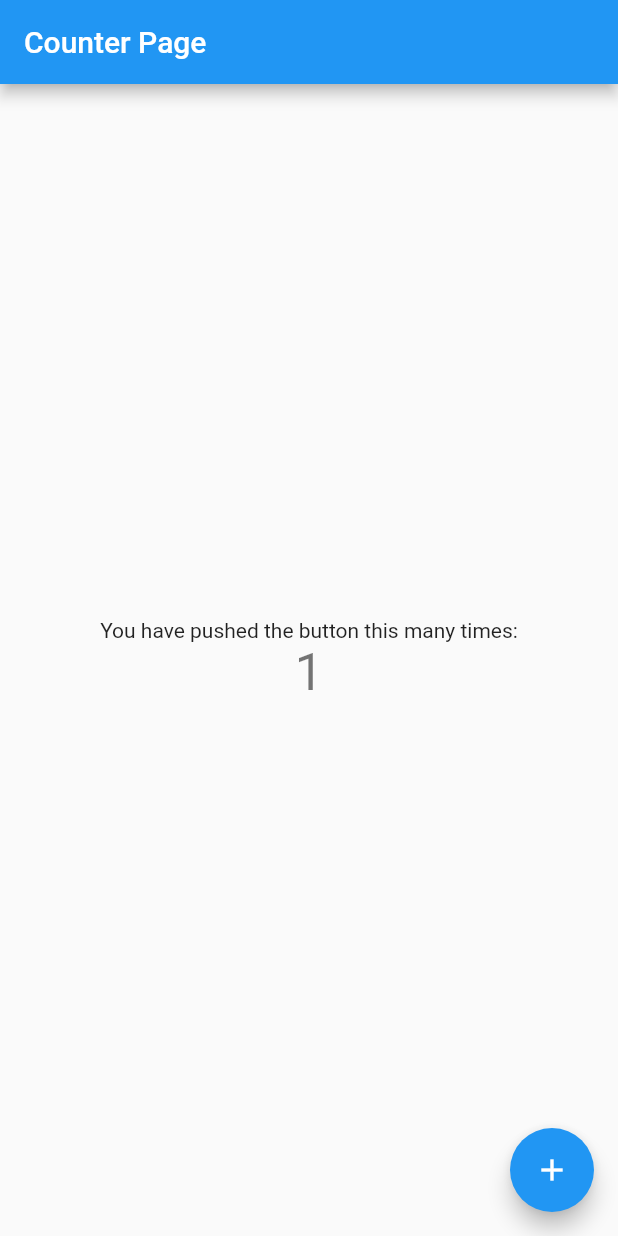
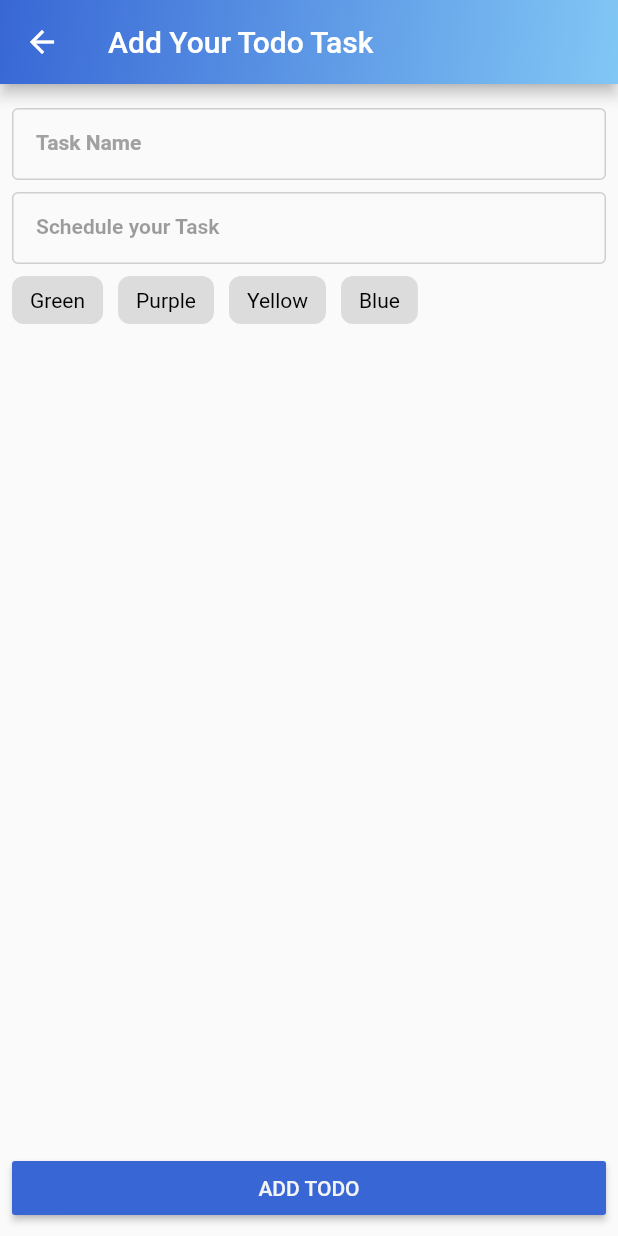
Before and after one commit to fwidjaya20/flutter-state-management, a Flutter app: the screen it shows after launch, after a tap on the "add" icon, on a phone screen of 412 x 824 dp. Run offline on Flutter 3.47's test engine with Material 2 defaults, Android fonts, the phone set to English and light mode, and no system bars; drawn by our look-alikes of chips_choice; our stand-ins replace gradient_app_bar; statements that could not run were skipped.

Commit message:
adding add todo form

```diff
--- a/flutter-redux/lib/app.dart
+++ b/flutter-redux/lib/app.dart
@@ -12,7 +12,7 @@ class MyApp extends StatelessWidget {
         primarySwatch: Colors.blue,
         visualDensity: VisualDensity.adaptivePlatformDensity,
       ),
-      initialRoute: RoutePath.COUNTER_PAGE,
+      initialRoute: RoutePath.TODO_PAGE,
       onGenerateRoute: AppRouter.generateRoute,
       onUnknownRoute: AppRouter.unknownRoute,
     );
--- /dev/null
+++ b/flutter-redux/lib/cores/colors/CustomColor.dart
@@ -0,0 +1,57 @@
+import 'package:flutter/material.dart';
+
+class CustomColors {
+  static const Color GreyBackground = Color.fromRGBO(249, 252, 255, 1);
+  static const Color GreyBorder = Color.fromRGBO(207, 207, 207, 1);
+
+  static const Color GreenLight = Color.fromRGBO(93, 230, 26, 1);
+  static const Color GreenDark = Color.fromRGBO(57, 170, 2, 1);
+  static const Color GreenIcon = Color.fromRGBO(30, 209, 2, 1);
+  static const Color GreenAccent = Color.fromRGBO(30, 209, 2, 1);
+  static const Color GreenShadow = Color.fromRGBO(30, 209, 2, 0.24); // 24%
+  static const Color GreenBackground = Color.fromRGBO(181, 255, 155, 0.36); // 36%
+
+  static const Color OrangeIcon = Color.fromRGBO(236, 108, 11, 1);
+  static const Color OrangeBackground = Color.fromRGBO(255, 208, 155, 0.36); // 36%
+
+  static const Color PurpleLight = Color.fromRGBO(248, 87, 195, 1);
+  static const Color PurpleDark = Color.fromRGBO(224, 19, 156, 1);
+  static const Color PurpleIcon = Color.fromRGBO(209, 2, 99, 1);
+  static const Color PurpleAccent = Color.fromRGBO(209, 2, 99, 1);
+  static const Color PurpleShadow = Color.fromRGBO(209, 2, 99, 0.27); // 27%
+  static const Color PurpleBackground = Color.fromRGBO(255, 155, 205, 0.36); // 36%
+
+  static const Color DeeppurlpleIcon = Color.fromRGBO(191, 0, 128, 1);
+  static const Color DeeppurlpleBackground = Color.fromRGBO(245, 155, 255, 0.36); // 36%
+
+  static const Color BlueLight = Color.fromRGBO(126, 182, 255, 1);
+  static const Color BlueDark = Color.fromRGBO(95, 135, 231, 1);
+  static const Color BlueIcon = Color.fromRGBO(9, 172, 206, 1);
+  static const Color BlueBackground = Color.fromRGBO(155, 255, 248, 0.36); // 36%
+  static const Color BlueShadow = Color.fromRGBO(104, 148, 238, 1);
+
+  static const Color HeaderBlueLight = Color.fromRGBO(129, 199, 245, 1);
+  static const Color HeaderBlueDark = Color.fromRGBO(56, 103, 213, 1);
+  static const Color HeaderGreyLight = Color.fromRGBO(225, 255, 255, 0.31); // 31%
+
+  static const Color YellowIcon = Color.fromRGBO(249, 194, 41, 1);
+  static const Color YellowBell = Color.fromRGBO(225, 220, 0, 1);
+  static const Color YellowAccent = Color.fromRGBO(255, 213, 6, 1);
+  static const Color YellowShadow = Color.fromRGBO(243, 230, 37, 0.27); // 27%
+  static const Color YellowBackground = Color.fromRGBO(255, 238, 155, 0.36); // 36%
+
+  static const Color BellGrey = Color.fromRGBO(217, 217, 217, 1);
+  static const Color BellYellow = Color.fromRGBO(255, 220, 0, 1);
+
+  static const Color TrashRed = Color.fromRGBO(251, 54, 54, 1);
+  static const Color TrashRedBackground = Color.fromRGBO(255, 207, 207, 1);
+
+  static const Color TextHeader = Color.fromRGBO(85, 78, 143, 1);
+  static const Color TextHeaderGrey = Color.fromRGBO(104, 104, 104, 1);
+  static const Color TextSubHeaderGrey = Color.fromRGBO(161, 161, 161, 1);
+  static const Color TextSubHeader = Color.fromRGBO(139, 135, 179, 1);
+  static const Color TextBody = Color.fromRGBO(130, 160, 183, 1);
+  static const Color TextGrey = Color.fromRGBO(198, 198, 200, 1);
+  static const Color TextWhite = Color.fromRGBO(243, 243, 243, 1);
+  static const Color HeaderCircle = Color.fromRGBO(255, 255, 255, 0.17);
+}
--- a/flutter-redux/lib/cores/constants/route.dart
+++ b/flutter-redux/lib/cores/constants/route.dart
@@ -1,3 +1,5 @@
 class RoutePath {
   static const String COUNTER_PAGE = "/";
+  static const String TODO_PAGE = "/todo";
+  static const String ADD_TODO_PAGE = "/todo/add";
 }
--- /dev/null
+++ b/flutter-redux/lib/features/todo/pages/AddTodoPage.dart
@@ -0,0 +1,218 @@
+import 'package:chips_choice/chips_choice.dart';
+import 'package:flutter/material.dart';
+import 'package:flutter_reduxpersist_arch/cores/colors/CustomColor.dart';
+import 'package:gradient_app_bar/gradient_app_bar.dart';
+
+class ColorOption {
+  final String label;
+  final Color value;
+
+  ColorOption(this.label, this.value);
+}
+
+class AddTodoPage extends StatefulWidget {
+  final List<ColorOption> availableColors = [
+    ColorOption("Green", CustomColors.GreenLight),
+    ColorOption("Purple", CustomColors.PurpleLight),
+    ColorOption("Yellow", CustomColors.YellowIcon),
+    ColorOption("Blue", CustomColors.BlueLight),
+  ];
+
+  @override
+  State<StatefulWidget> createState() {
+    return _AddTodoPageState();
+  }
+}
+
+class _AddTodoPageState extends State<AddTodoPage> {
+  static const String F = "";
+
+  TextEditingController _taskTitleController;
+  TextEditingController _taskScheduleController;
+
+  ColorOption _selectedColor;
+
+  @override
+  void initState() {
+    super.initState();
+    this._taskTitleController = TextEditingController();
+    this._taskScheduleController = TextEditingController();
+    this._selectedColor = null;
+  }
+
+  @override
+  void dispose() {
+    this._taskTitleController.dispose();
+    this._taskScheduleController.dispose();
+    super.dispose();
+  }
+
+  @override
+  Widget build(BuildContext context) {
+    return Scaffold(
+      appBar: GradientAppBar(
+        title: Text("Add Your Todo Task"),
+        gradient: LinearGradient(
+          begin: Alignment.topLeft,
+          end: Alignment.bottomRight,
+          colors: [
+            CustomColors.HeaderBlueDark,
+            CustomColors.HeaderBlueLight,
+          ]
+        ),
+      ),
+      body: Container(
+        margin: EdgeInsets.symmetric(
+          horizontal: 8.0,
+          vertical: 16.0
+        ),
+        child: Column(
+          crossAxisAlignment: CrossAxisAlignment.start,
+          children: [
+            TextFormField(
+              controller: this._taskTitleController,
+              style: TextStyle(
+                color: CustomColors.TextHeaderGrey,
+                fontSize: 12.0,
+                fontWeight: FontWeight.w600
+              ),
+              decoration: InputDecoration(
+                contentPadding: EdgeInsets.symmetric(
+                  vertical: 4.0,
+                  horizontal: 16.0
+                ),
+                hintText: "Input the Task Name",
+                hintStyle: TextStyle(
+                  color: CustomColors.TextSubHeaderGrey
+                ),
+                enabledBorder: OutlineInputBorder(
+                  borderSide: BorderSide(
+                    color: CustomColors.GreyBorder,
+                    width: 1.0
+                  ),
+                  borderRadius: BorderRadius.circular(4.0)
+                ),
+                focusedBorder: OutlineInputBorder(
+                  borderSide: BorderSide(
+                    color: CustomColors.HeaderBlueDark,
+                    width: 1.0
+                  ),
+                  borderRadius: BorderRadius.circular(4.0)
+                ),
+                labelText: "Task Name",
+                labelStyle: TextStyle(
+                  color: CustomColors.TextSubHeaderGrey,
+                  fontSize: 14.0
+                )
+              ),
+            ),
+            SizedBox(height: 8.0),
+            InkWell(
+              onTap: this.onTapTimePicker,
+              child: TextFormField(
+                controller: this._taskScheduleController,
+                enabled: false,
+                readOnly: true,
+                style: TextStyle(
+                  color: CustomColors.TextHeaderGrey,
+                  fontSize: 12.0,
+                  fontWeight: FontWeight.w600
+                ),
+                decoration: InputDecoration(
+                  contentPadding: EdgeInsets.symmetric(
+                    vertical: 4.0,
+                    horizontal: 16.0
+                  ),
+                  hintText: "Schedule your Task",
+                  disabledBorder: OutlineInputBorder(
+                    borderSide: BorderSide(
+                      color: CustomColors.GreyBorder,
+                      width: 1.0
+                    ),
+                    borderRadius: BorderRadius.circular(4.0)
+                  ),
+                  labelText: "Schedule your Task",
+                  labelStyle: TextStyle(
+                    fontSize: 14.0
+                  )
+                )
+              ),
+            ),
+            SizedBox(height: 8.0),
+            ChipsChoice<ColorOption>.single(
+              value: this._selectedColor,
+              onChanged: this.onChipColorChange,
+              choiceItems: C2Choice.listFrom<ColorOption, ColorOption>(
+                source: widget.availableColors,
+                value: (_, v) => v,
+                label: (_, v) => v.label
+              ),
+              choiceActiveStyle: C2ChoiceStyle(
+                color: this._selectedColor?.value ?? CustomColors.GreyBorder
+              ),
+              padding: EdgeInsets.all(0.0),
+            )
+          ],
+        ),
+      ),
+      bottomNavigationBar: Container(
+        padding: EdgeInsets.all(8.0),
+        child: RaisedButton(
+          child: Text("ADD TODO", style: TextStyle(
+            color: CustomColors.TextWhite,
+            fontWeight: FontWeight.w500
+          )),
+          color: CustomColors.HeaderBlueDark,
+          onPressed: this.onAddTodo,
+        ),
+      ),
+    );
+  }
+
+  void onAddTodo() {
+    var formData = {
+      "task": this._taskTitleController.text,
+      "schedule": this._taskScheduleController.text,
+      "color": this._selectedColor.value
+    };
+
+    print(formData);
+  }
+
+  void onTapTimePicker() async {
+    DateTime initialDate = new DateTime.now();
+    int YEAR = initialDate.year;
+
+    if (this._taskScheduleController.text.isNotEmpty) {
+      initialDate = DateTime.tryParse(this._taskScheduleController.text);
+    }
+
+    DateTime resultDate = null;
+    TimeOfDay resultTime = null;
+
+    resultDate = await showDatePicker(
+      context: context,
+      initialDate: initialDate,
+      firstDate: DateTime(YEAR, 1, 1),
+      lastDate: DateTime.now()
+    );
+
+    if (resultDate != null) {
+      resultTime = await showTimePicker(
+          context: context,
+          initialTime: TimeOfDay.now()
+      );
+    }
+
+    if (resultDate != null && resultTime != null) {
+      this._taskScheduleController.text = new DateTime(resultDate.year, resultDate.month, resultDate.day, resultTime.hour, resultTime.minute).toIso8601String();
+    }
+  }
+
+  void onChipColorChange(ColorOption opt) {
+    setState(() {
+      this._selectedColor = opt;
+    });
+  }
+
+}
--- /dev/null
+++ b/flutter-redux/lib/features/todo/pages/TodoListPage.dart
@@ -0,0 +1,54 @@
+import 'package:flutter/material.dart';
+import 'package:flutter_reduxpersist_arch/cores/colors/CustomColor.dart';
+import 'package:flutter_reduxpersist_arch/features/todo/widgets/TodoAppBar.dart';
+import 'package:flutter_reduxpersist_arch/features/todo/widgets/TodoListItem.dart';
+
+class TodoListPage extends StatelessWidget {
+
+  @override
+  Widget build(BuildContext context) {
+    return Scaffold(
+      appBar: TodoAppbar(),
+      body: Container(
+        child: ListView(
+          scrollDirection: Axis.vertical,
+          children: [
+            Container(
+              margin: EdgeInsets.only(top: 15, left: 20, bottom: 15),
+              child: Text(
+                'Today',
+                style: TextStyle(
+                  fontSize: 13,
+                  fontWeight: FontWeight.w600,
+                  color: CustomColors.TextSubHeader),
+              ),
+            ),
+            TodoListItem(time: '07:00 AM', task: 'Go jogging', isCompleted: true, color: CustomColors.BlueLight),
+            Container(
+              margin: EdgeInsets.only(top: 15, left: 20, bottom: 15),
+              child: Text(
+                'Tomorrow',
+                style: TextStyle(
+                  fontSize: 13,
+                  fontWeight: FontWeight.w600,
+                  color: CustomColors.TextSubHeader),
+              ),
+            ),
+            TodoListItem(time: '07:00 AM', task: 'Morning Yoga', isCompleted: false, color: CustomColors.GreenLight),
+            TodoListItem(time: '08:00 AM', task: 'Review Github Pull Request', isCompleted: false, color: CustomColors.PurpleLight),
+          ],
+        )
+      ),
+      floatingActionButton: FloatingActionButton(
+        backgroundColor: CustomColors.PurpleLight,
+        child: Icon(Icons.add),
+        onPressed: () => this.onFloatingActionButtonTap(context),
+      ),
+    );
+  }
+
+  void onFloatingActionButtonTap(BuildContext context) {
+    Navigator.of(context).pushNamed("/todo/add");
+  }
+
+}
--- /dev/null
+++ b/flutter-redux/lib/features/todo/widgets/TodoAppBar.dart
@@ -0,0 +1,47 @@
+import 'package:flutter/material.dart';
+import 'package:flutter_reduxpersist_arch/cores/colors/CustomColor.dart';
+import 'package:gradient_app_bar/gradient_app_bar.dart';
+
+const double SIZE_HEIGHT = 80.0;
+
+class TodoAppbar extends StatelessWidget implements PreferredSizeWidget {
+
+  @override
+  Widget build(BuildContext context) {
+    return PreferredSize(
+      preferredSize: Size.fromHeight(SIZE_HEIGHT),
+      child: GradientAppBar(
+        automaticallyImplyLeading: false,
+        title: Container(
+          margin: EdgeInsets.only(top: 20),
+          child: Column(
+            mainAxisAlignment: MainAxisAlignment.center,
+            crossAxisAlignment: CrossAxisAlignment.start,
+            children: <Widget>[
+              Text(
+                'Hello Fredrick!',
+                style: TextStyle(fontSize: 16.0, fontWeight: FontWeight.w600),
+              ),
+              Text(
+                'Today you have 9 tasks',
+                style: TextStyle(fontSize: 12.0, fontWeight: FontWeight.w300),
+              ),
+            ],
+          ),
+        ),
+        elevation: 0,
+        gradient: LinearGradient(
+          begin: Alignment.topLeft,
+          end: Alignment.bottomRight,
+          colors: [
+            CustomColors.HeaderBlueDark, CustomColors.HeaderBlueLight
+          ]
+        ),
+      ),
+    );
+  }
+  @override
+  // TODO: implement preferredSize
+  Size get preferredSize => Size.fromHeight(SIZE_HEIGHT);
+
+}
--- /dev/null
+++ b/flutter-redux/lib/features/todo/widgets/TodoListItem.dart
@@ -0,0 +1,63 @@
+import 'package:flutter/material.dart';
+import 'package:flutter_reduxpersist_arch/cores/colors/CustomColor.dart';
+import 'package:meta/meta.dart';
+
+class TodoListItem extends StatelessWidget {
+  final String time;
+  final String task;
+  final bool isCompleted;
+  final Color color;
+
+  TodoListItem({
+    @required this.time,
+    @required this.task,
+    @required this.isCompleted,
+    @required this.color
+  });
+
+  @override
+  Widget build(BuildContext context) {
+    return Container(
+      margin: EdgeInsets.fromLTRB(20, 0, 20, 15),
+      padding: EdgeInsets.fromLTRB(5, 13, 5, 13),
+      child: Row(
+        mainAxisAlignment: MainAxisAlignment.spaceEvenly,
+        children: <Widget>[
+          Text(
+            this.time ?? '00:00 AM',
+            style: TextStyle(color: CustomColors.TextGrey),
+          ),
+          Container(
+            width: 180,
+            child: Text(
+              this.task ?? '-',
+              style: TextStyle(
+                color: this.isCompleted ? CustomColors.TextGrey : CustomColors.TextHeader,
+                fontWeight: this.isCompleted ? FontWeight.normal : FontWeight.w600,
+                decoration: this.isCompleted ? TextDecoration.lineThrough : TextDecoration.none
+              ),
+            ),
+          ),
+        ],
+      ),
+      decoration: BoxDecoration(
+        gradient: LinearGradient(
+          stops: [0.015, 0.015],
+          colors: [this.color, Colors.white],
+        ),
+        borderRadius: BorderRadius.all(
+          Radius.circular(5.0),
+        ),
+        boxShadow: [
+          BoxShadow(
+            color: CustomColors.GreyBorder,
+            blurRadius: 10.0,
+            spreadRadius: 5.0,
+            offset: Offset(0.0, 0.0),
+          ),
+        ],
+      ),
+    );
+  }
+
+}
--- a/flutter-redux/lib/main.dart
+++ b/flutter-redux/lib/main.dart
@@ -7,5 +7,10 @@ void main() async {
   await SystemChrome.setPreferredOrientations([
     DeviceOrientation.portraitUp
   ]);
+  await SystemChrome.setSystemUIOverlayStyle(
+    SystemUiOverlayStyle(
+      statusBarColor: Colors.transparent
+    )
+  );
   runApp(MyApp());
 }
--- a/flutter-redux/lib/router.dart
+++ b/flutter-redux/lib/router.dart
@@ -1,12 +1,18 @@
 import 'package:flutter/material.dart';
 import 'package:flutter_reduxpersist_arch/cores/constants/route.dart';
 import 'package:flutter_reduxpersist_arch/features/counter/page/counter_page.dart';
+import 'package:flutter_reduxpersist_arch/features/todo/pages/AddTodoPage.dart';
+import 'package:flutter_reduxpersist_arch/features/todo/pages/TodoListPage.dart';
 
 class AppRouter {
   static Route<dynamic> generateRoute(RouteSettings settings) {
     switch (settings.name) {
       case RoutePath.COUNTER_PAGE:
         return AppRouter._buildRoute(builder: (BuildContext context) => CounterPage(), settings: settings);
+      case RoutePath.TODO_PAGE:
+        return AppRouter._buildRoute(builder: (BuildContext context) => TodoListPage(), settings: settings);
+      case RoutePath.ADD_TODO_PAGE:
+        return AppRouter._buildRoute(builder: (BuildContext context) => AddTodoPage(), settings: settings);
       default:
         return AppRouter.unknownRoute(settings);
     }
--- /dev/null
+++ b/flutter-redux/lib/store.dart
@@ -0,0 +1,6 @@
+import 'package:meta/meta.dart';
+
+@immutable
+class AppState {
+
+}
--- a/flutter-redux/pubspec.yaml
+++ b/flutter-redux/pubspec.yaml
@@ -11,6 +11,8 @@ dependencies:
     sdk: flutter
   redux: 4.0.0
   flutter_redux: 0.7.0
+  gradient_app_bar: 0.1.3
+  chips_choice: 2.0.1
 
   cupertino_icons: ^1.0.0
 
```
Also changed, not shown: flutter-redux/pubspec.lock.
